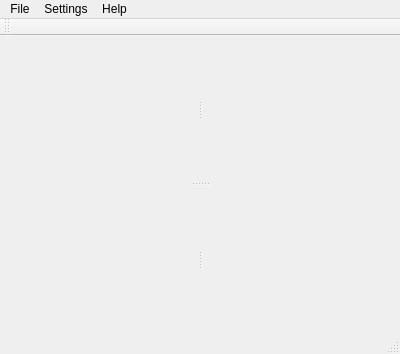
First picture: the form in mainwindow.ui, repository arntanguy/STS-simulator, before the edit.
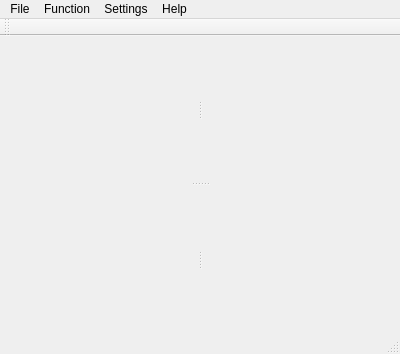
Second picture: the form after the edit.

Commit message: Can create base functions from mainwindow

The edit to the form file:
```diff
--- a/mainwindow.ui
+++ b/mainwindow.ui
@@ -141,7 +141,14 @@
     </property>
     <addaction name="actionGlobal_Settings"/>
    </widget>
+   <widget class="QMenu" name="menuFunction">
+    <property name="title">
+     <string>Function</string>
+    </property>
+    <addaction name="actionNew_Base_Function"/>
+   </widget>
    <addaction name="menuFile"/>
+   <addaction name="menuFunction"/>
    <addaction name="menuSettings"/>
    <addaction name="menuHelp"/>
   </widget>
```
Left out of the diff: 5 changed lines with no effect on the pictures. The commit also changes 3 other files.
